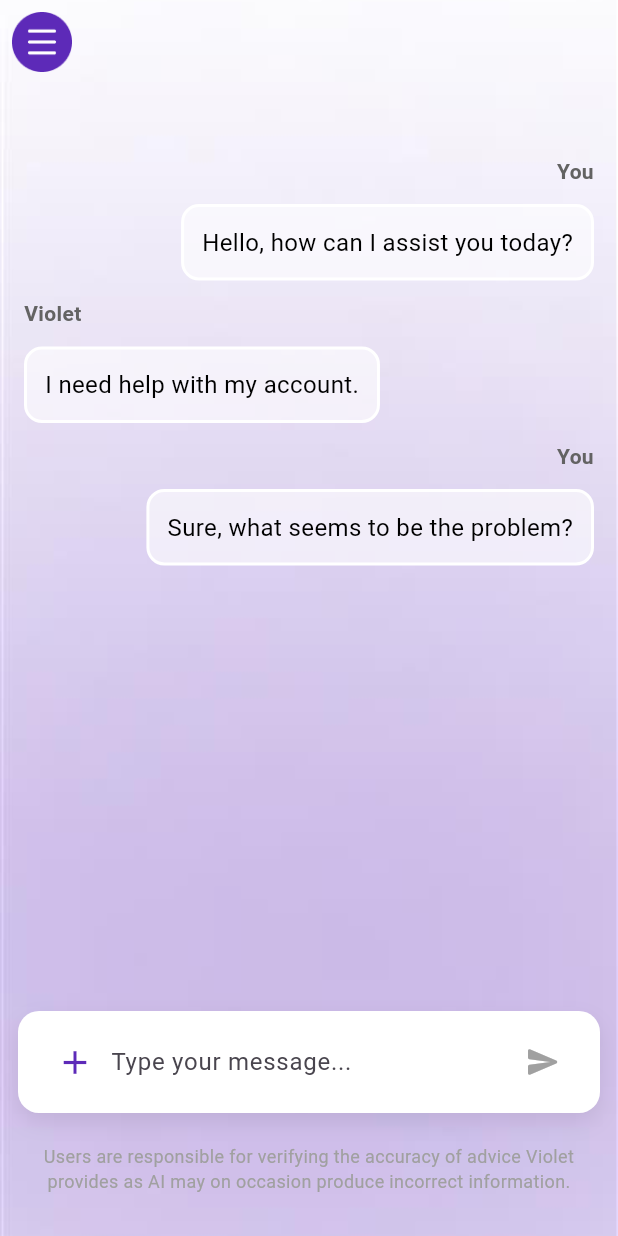
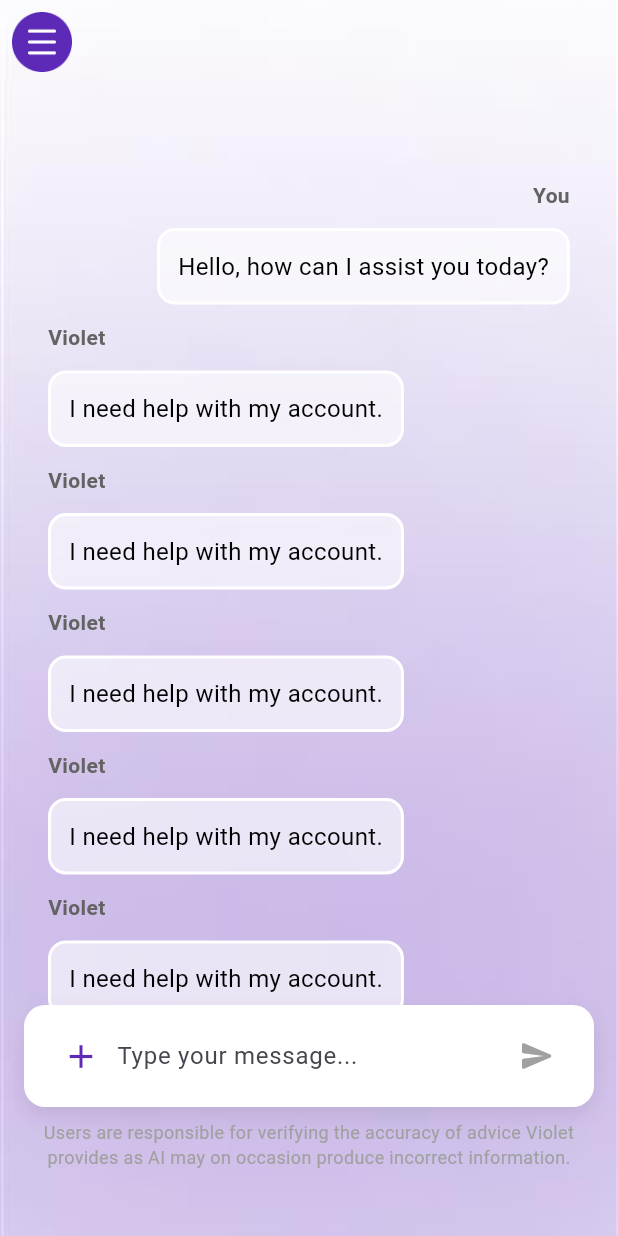
Before and after one commit to SiamCodeLab/violet, a Flutter app: the ChatsScreen screen opened directly, on a phone screen of 412 x 824 dp. Run offline on Flutter 3.47's test engine with Material 3 defaults, Android fonts, the phone set to English and light mode, and no system bars; our stand-ins replace get; missing offline and left inert: window_size.

Commit message:
add: mobile view working finehk

```diff
--- a/lib/core/universal_widgets/s_input_field.dart
+++ b/lib/core/universal_widgets/s_input_field.dart
@@ -6,9 +6,11 @@ class SInputField extends StatelessWidget {
   String labelText;
   String hintText;
   bool isSuffixIcon;
+  TextInputType keyboardType;
   SInputField({
     required this.labelText,
     required this.hintText,
+    required this.keyboardType,
     this.isSuffixIcon = false,
     super.key,
   });
@@ -45,6 +47,7 @@ class SInputField extends StatelessWidget {
                 ),
                 Expanded(
                   child: TextField(
+                    keyboardType: keyboardType,
                     obscureText: isObscureText.value,
                     decoration: InputDecoration(
                         border: OutlineInputBorder(
--- a/lib/os/windows/feature/auth/pages/change_password_screen.dart
+++ b/lib/os/windows/feature/auth/pages/change_password_screen.dart
@@ -51,12 +51,14 @@ class ChangePasswordScreen extends StatelessWidget {
                   ),
                   const SizedBox(height: 50),
                   SInputField(
+                    keyboardType: TextInputType.visiblePassword,
                     isSuffixIcon: true,
                     labelText: 'Password',
                     hintText: 'Enter your new password',
                   ),
                   const SizedBox(height: 20),
                   SInputField(
+                    keyboardType: TextInputType.visiblePassword,
                     isSuffixIcon: true,
                     labelText: 'Confirm',
                     hintText: 'Re-enter your new password',
--- a/lib/os/windows/feature/auth/pages/email_submit_screen.dart
+++ b/lib/os/windows/feature/auth/pages/email_submit_screen.dart
@@ -59,6 +59,7 @@ class EmailSubmitScreen extends StatelessWidget {
                   ),
                   const SizedBox(height: 50),
                   SInputField(
+                    keyboardType: TextInputType.emailAddress,
                     labelText: 'Email',
                     hintText: 'Enter your email address',
                   ),
--- a/lib/os/windows/feature/auth/pages/login_screen.dart
+++ b/lib/os/windows/feature/auth/pages/login_screen.dart
@@ -39,11 +39,13 @@ class LoginScreen extends StatelessWidget {
                   ),
                   const SizedBox(height: 50),
                   SInputField(
+                    keyboardType: TextInputType.emailAddress,
                     labelText: 'Email',
                     hintText: 'Enter your email address',
                   ),
                   const SizedBox(height: 20),
                   SInputField(
+                    keyboardType: TextInputType.visiblePassword,
                     isSuffixIcon: true,
                     labelText: 'Password',
                     hintText: 'Enter your password',
--- a/lib/os/windows/feature/auth/pages/otp_submit_screen.dart
+++ b/lib/os/windows/feature/auth/pages/otp_submit_screen.dart
@@ -51,6 +51,7 @@ class OtpSubmitScreen extends StatelessWidget {
                   ),
                   const SizedBox(height: 50),
                   SInputField(
+                    keyboardType: TextInputType.number,
                     labelText: 'OTP',
                     hintText: 'Enter the OTP sent to your email',
                   ),
--- a/lib/os/windows/feature/chat/chats_screen.dart
+++ b/lib/os/windows/feature/chat/chats_screen.dart
@@ -18,6 +18,62 @@ class _ChatsScreenState extends State<ChatsScreen> {
       {
         'sender': 'user',
         'message': 'Hello, how can I assist you today?',
+      },
+      {
+        'sender': 'bot',
+        'message': 'I need help with my account.',
+      },
+      {
+        'sender': 'bot',
+        'message': 'I need help with my account.',
+      },
+      {
+        'sender': 'bot',
+        'message': 'I need help with my account.',
+      },
+      {
+        'sender': 'bot',
+        'message': 'I need help with my account.',
+      },
+      {
+        'sender': 'bot',
+        'message': 'I need help with my account.',
+      },
+      {
+        'sender': 'bot',
+        'message': 'I need help with my account.',
+      },
+      {
+        'sender': 'bot',
+        'message': 'I need help with my account.',
+      },
+      {
+        'sender': 'bot',
+        'message': 'I need help with my account.',
+      },
+      {
+        'sender': 'bot',
+        'message': 'I need help with my account.',
+      },
+      {
+        'sender': 'bot',
+        'message': 'I need help with my account.',
+      },
+      {
+        'sender': 'bot',
+        'message': 'I need help with my account.',
+      },
+      {
+        'sender': 'bot',
+        'message': 'I need help with my account.',
+      },
+      {
+        'sender': 'bot',
+        'message': 'I need help with my account.',
+      },
+      {
+        'sender': 'bot',
+        'message': 'I need help with my account.',
       },
       {
         'sender': 'bot',
@@ -62,6 +118,9 @@ class _ChatsScreenState extends State<ChatsScreen> {
             fit: BoxFit.cover,
           )
         ),
+        child: Padding(
+
+          padding: const EdgeInsets.all(16.0),
           child: Column(
             children: [
               Expanded(
@@ -130,16 +189,14 @@ class _ChatsScreenState extends State<ChatsScreen> {
               ),
               const SizedBox(height: 20),
             ],
+          ),
         )
       ),
     );
   }
 
   Widget _buildFloatingInput() {
-    return SafeArea(
-      child: Padding(
-        padding: const EdgeInsets.all(12.0),
-        child: Center(
+    return Center(
       child: ConstrainedBox(
         constraints: const BoxConstraints(maxWidth: 1200),
         child: Container(
@@ -182,8 +239,6 @@ class _ChatsScreenState extends State<ChatsScreen> {
                 },
               ),
             ],
-              ),
-            ),
           ),
         ),
       ),
```
Lines whose indentation alone changed are shown as unchanged.
